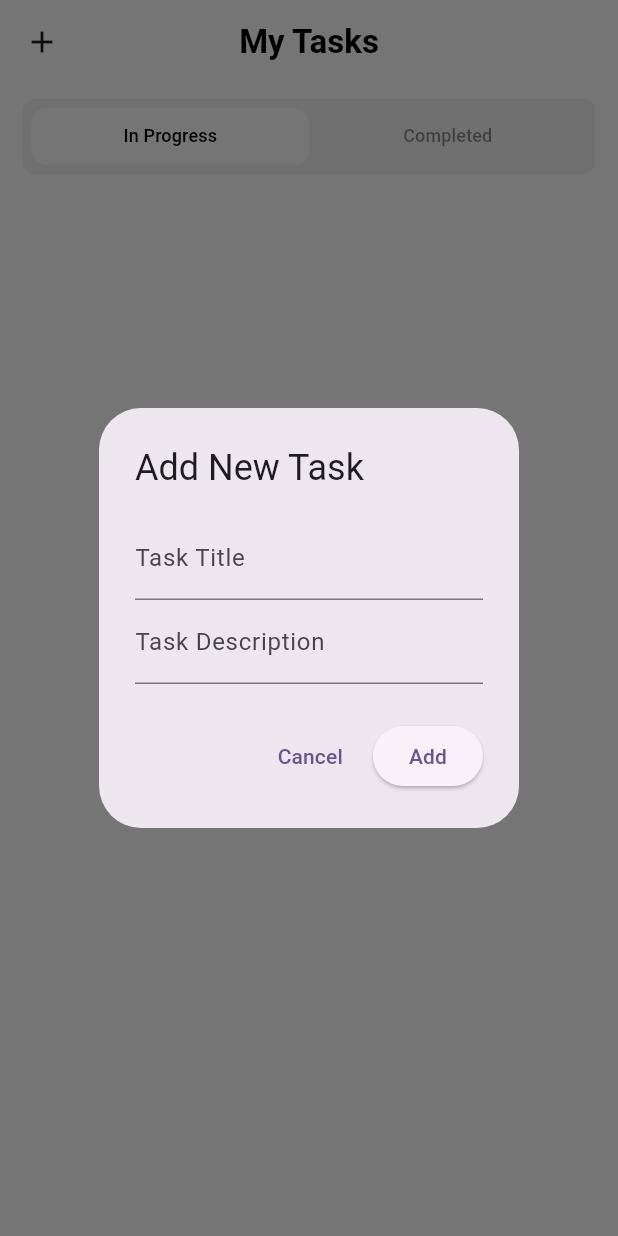
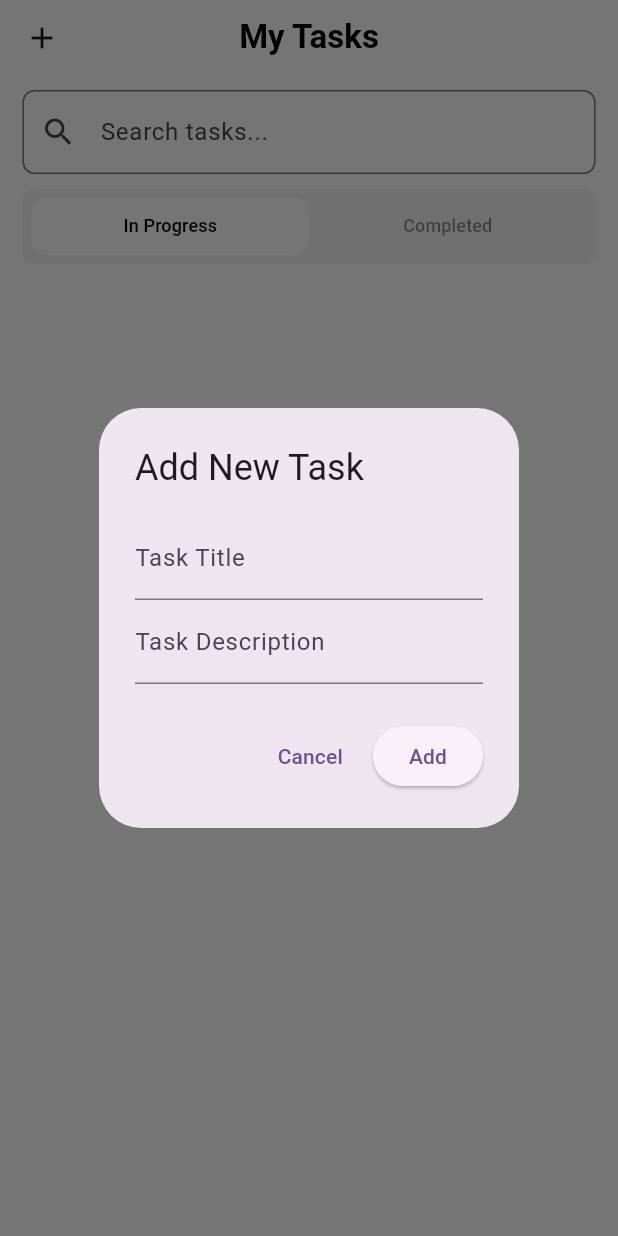
Before and after one commit to abdalhalimalzohbi/CSCI410-Task-Manager, a Flutter app: the screen it shows after launch, after a tap on the "add" icon, on a phone screen of 412 x 824 dp. Run offline on Flutter 3.47's test engine with Material 3 defaults, Android fonts, the phone set to English and light mode, and no system bars; network calls fail.

Commit message:
implemented search functionality

```diff
--- a/lib/screens/HomePage.dart
+++ b/lib/screens/HomePage.dart
@@ -14,8 +14,10 @@ class HomePage extends StatefulWidget {
 class _HomePageState extends State<HomePage> {
   final TextEditingController titleController = TextEditingController();
   final TextEditingController descriptionController = TextEditingController();
+  final TextEditingController searchController = TextEditingController();
 
   List<Task> tasks = [];
+  bool isSearching = false;
 
   @override
   void initState() {
@@ -23,9 +25,9 @@ class _HomePageState extends State<HomePage> {
     _fetchTasks();
   }
 
-  Future<void> _fetchTasks() async {
+  Future<void> _fetchTasks({String searchQuery = ''}) async {
     try {
-      List<Task> response = await TaskService().getTasks();
+      List<Task> response = await TaskService().getTasks(searchQuery);
       setState(() {
         tasks = response;
       });
@@ -99,15 +101,52 @@ class _HomePageState extends State<HomePage> {
             icon: const Icon(Icons.add),
           ),
           bottom: PreferredSize(
-            preferredSize: const Size.fromHeight(70),
-            child: ClipRRect(
-              borderRadius: const BorderRadius.all(Radius.circular(10)),
-              child: SingleChildScrollView(
-                child: Column(
-                  mainAxisSize: MainAxisSize.min,
-                  children: [
-                    const SizedBox(height: 10),
-                    Container(
+            preferredSize: const Size.fromHeight(120),
+            child: Column(
+              children: [
+                Padding(
+                  padding:
+                      const EdgeInsets.symmetric(horizontal: 15, vertical: 10),
+                  child: TextField(
+                    controller: searchController,
+                    decoration: InputDecoration(
+                      hintText: 'Search tasks...',
+                      prefixIcon: const Icon(Icons.search),
+                      suffixIcon: isSearching
+                          ? IconButton(
+                              icon: const Icon(Icons.clear),
+                              onPressed: () {
+                                searchController.clear();
+                                setState(() {
+                                  isSearching = false;
+                                });
+                                _fetchTasks();
+                              },
+                            )
+                          : null,
+                      border: OutlineInputBorder(
+                        borderRadius: BorderRadius.circular(8),
+                      ),
+                    ),
+                    onChanged: (value) {
+                      if (value.isNotEmpty) {
+                        setState(() {
+                          isSearching = true;
+                        });
+                        _fetchTasks(searchQuery: value);
+                      } else {
+                        setState(() {
+                          isSearching = false;
+                        });
+                        _fetchTasks();
+                      }
+                    },
+                  ),
+                ),
+                if (!isSearching)
+                  ClipRRect(
+                    borderRadius: const BorderRadius.all(Radius.circular(10)),
+                    child: Container(
                       height: 50,
                       padding: const EdgeInsets.all(6),
                       margin: const EdgeInsets.symmetric(horizontal: 15),
@@ -131,10 +170,8 @@ class _HomePageState extends State<HomePage> {
                         ],
                       ),
                     ),
-                    const SizedBox(height: 10),
-                  ],
-                ),
-              ),
+                  ),
+              ],
             ),
           ),
         ),
--- a/lib/services/TaskService.dart
+++ b/lib/services/TaskService.dart
@@ -13,7 +13,7 @@ class TaskService {
         url,
         body: {"id": task.id.toString(), "status": newStatus},
       );
-      await getTasks();
+      await getTasks('');
     } catch (e) {
       print("Error: $e");
     }
@@ -26,18 +26,18 @@ class TaskService {
     try {
       var response = await http.post(url,
           body: {"title": title, "description": desc, "status": "Ongoing"});
-      await getTasks();
+      await getTasks('');
     } catch (e) {
       print(e);
     }
   }
 
-  getTasks() async {
+  getTasks(String searchQuery) async {
     String serverPath =
-        "http://10.0.2.2:80/my_tasks_manager/CSCI410/getTasks.php";
+        "http://10.0.2.2:80/my_tasks_manager/CSCI410/getTasks.php?searchQuery=$searchQuery";
     Uri url = Uri.parse(serverPath);
     try {
-      print("Getting tasks");
+      print("Getting tasks with search query: $searchQuery");
       var response = await http.get(url);
       if (response.statusCode == 200) {
         List<Task> tasks = [];
```
Also changed, not shown: 1 other file.
